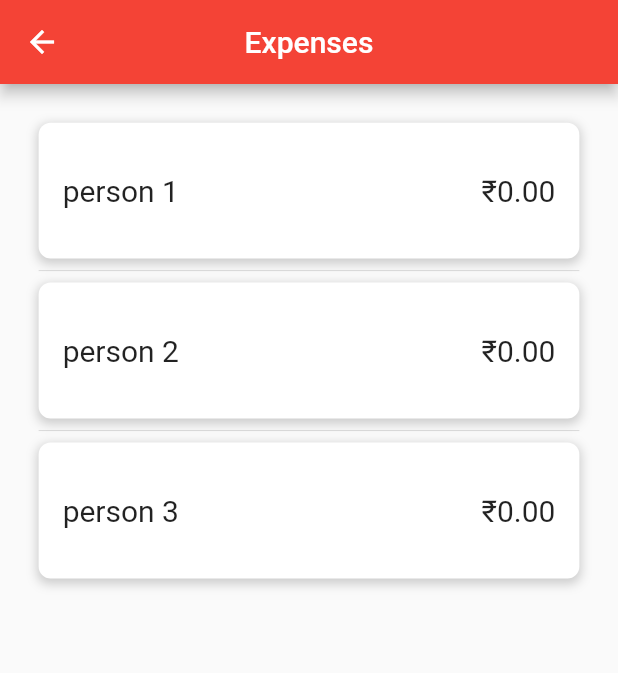
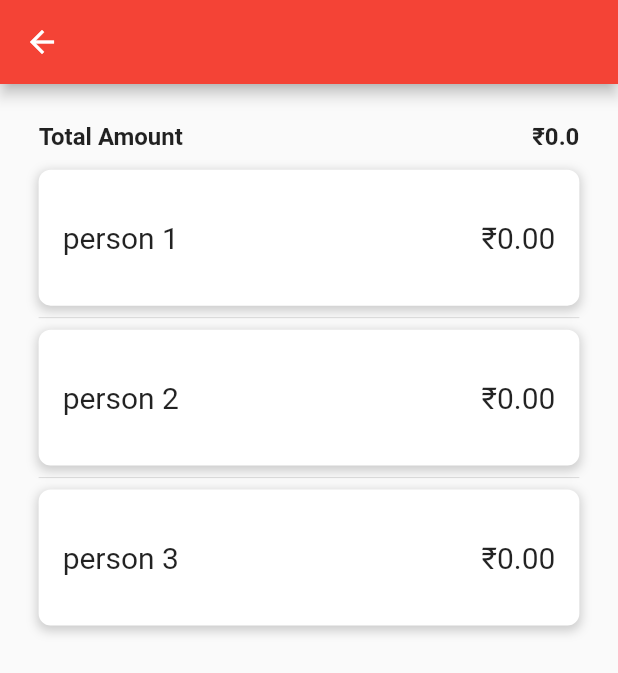
Before and after one commit to Athulprakash02/splitwise-app, a Flutter app: the ExpenseScreen screen opened directly with empty values, on a phone screen of 412 x 824 dp. Shown: the top 673 px of the screen. Run offline on Flutter 3.47's test engine with Material 2 defaults, Android fonts, the phone set to English and light mode, and no system bars; our stand-ins replace cloud_firestore, firebase_core; accounts and stored records are empty.

Commit message:
changed expenses screen title

```diff
--- a/lib/screens/expense_screen.dart
+++ b/lib/screens/expense_screen.dart
@@ -24,7 +24,7 @@ class ExpenseScreen extends StatelessWidget {
 
     return Scaffold(
       appBar: AppBar(
-        title: const Text('Expenses'),
+        title:  Text(group.groupName),
         centerTitle: true,
       ),
       body: FutureBuilder<List<Participants>>(
@@ -42,6 +42,18 @@ class ExpenseScreen extends StatelessWidget {
             List<Participants>? users = snapshot.data;
             return Padding(
               padding: EdgeInsets.all(size.width / 16),
+              child: Column(
+
+                children: [
+                  Row(
+                    mainAxisAlignment: MainAxisAlignment.spaceBetween,
+                    children: [
+                    Text('Total Amount',style: TextStyle(fontSize: 16,fontWeight: FontWeight.bold),),
+                    // Spacer(),
+                    Text('₹${group.amount}',style: TextStyle(fontSize: 16,fontWeight: FontWeight.bold)),
+                  ],),
+                  SizedBox(height: size.width*.03,),
+                  Expanded(
                     child: ListView.separated(
                         physics: const BouncingScrollPhysics(),
                         itemBuilder: (context, index) {
@@ -80,6 +92,9 @@ class ExpenseScreen extends StatelessWidget {
                         },
                         separatorBuilder: (context, index) => const Divider(),
                         itemCount: 3),
+                  ),
+                ],
+              ),
             );
           }
         },
```
Lines whose indentation alone changed are shown as unchanged.
